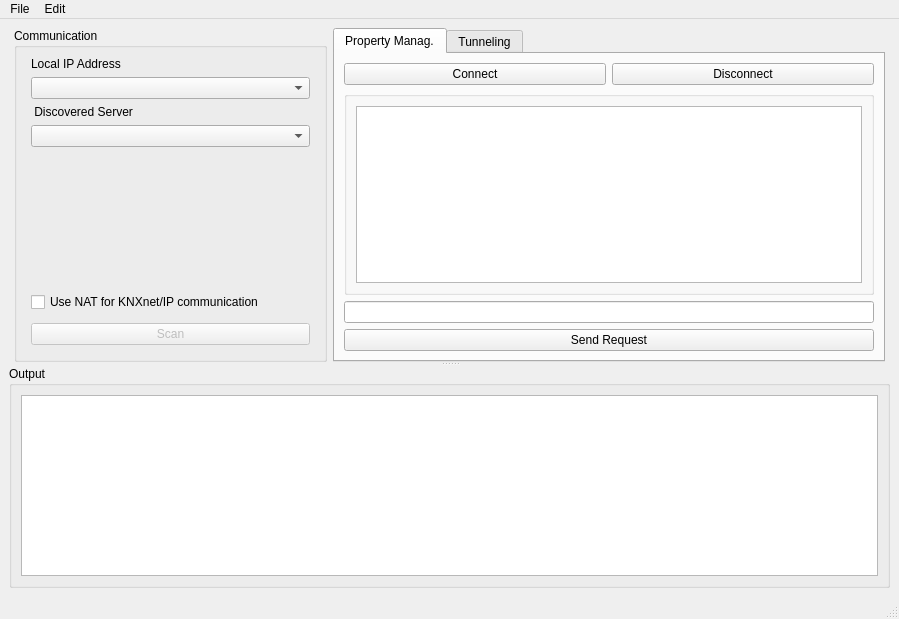
Old version of the form examples/knx/knxeditor/mainwindow.ui in the repository qt/qtknx.
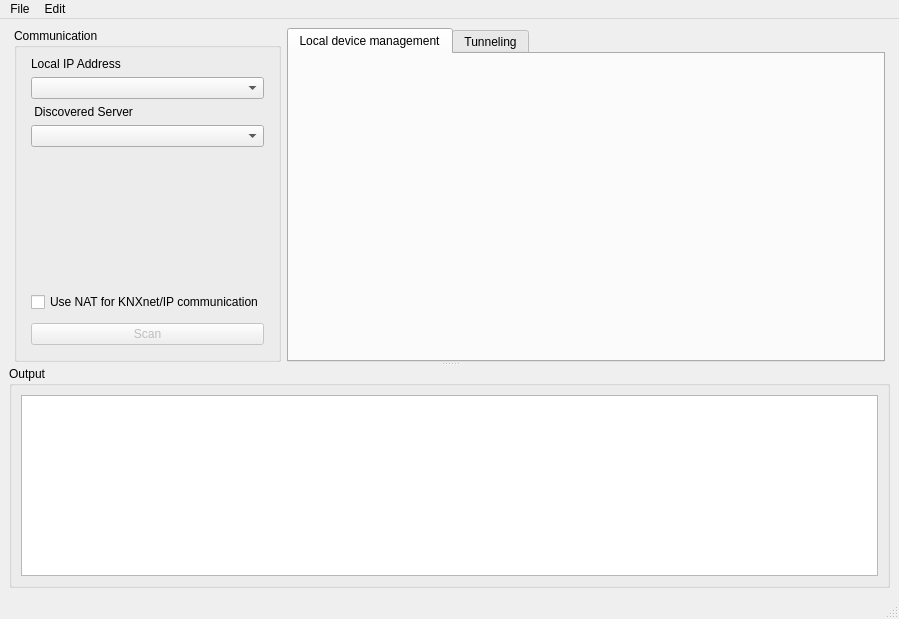
New version of the form. Custom widgets are drawn as their Qt base class.

Commit message: Extend the editor to build and send local device management frames

The edit to the form file:
```diff
--- a/examples/knx/knxeditor/mainwindow.ui
+++ b/examples/knx/knxeditor/mainwindow.ui
@@ -14,8 +14,8 @@
    <string>MainWindow</string>
   </property>
   <widget class="QWidget" name="controlWidget">
-   <layout class="QVBoxLayout" name="verticalLayout_5">
-    <item>
+   <layout class="QGridLayout" name="gridLayout">
+    <item row="0" column="0">
      <widget class="QSplitter" name="splitter">
       <property name="orientation">
        <enum>Qt::Vertical</enum>
@@ -65,7 +65,7 @@
              <item>
               <widget class="QLabel" name="ServerLabel">
                <property name="text">
-                <string> Discovered Server                                                     </string>
+                <string> Discovered Server</string>
                </property>
               </widget>
              </item>
@@ -158,50 +158,8 @@
             <bool>true</bool>
            </property>
            <attribute name="title">
-            <string>Property Manag.</string>
+            <string>Local device management</string>
            </attribute>
-           <layout class="QVBoxLayout" name="verticalLayout_6">
-            <item>
-             <layout class="QHBoxLayout" name="horizontalLayout_3">
-              <item>
-               <widget class="QPushButton" name="connectRequestDeviceManagement">
-                <property name="text">
-                 <string>Connect</string>
-                </property>
-               </widget>
-              </item>
-              <item>
-               <widget class="QPushButton" name="disconnectRequestDeviceManagement">
-                <property name="text">
-                 <string>Disconnect</string>
-                </property>
-               </widget>
-              </item>
-             </layout>
-            </item>
-            <item>
-             <widget class="QGroupBox" name="groupBox">
-              <property name="title">
-               <string/>
-              </property>
-              <layout class="QHBoxLayout" name="horizontalLayout_4">
-               <item>
-                <widget class="QTextEdit" name="textOuputDeviceManagement"/>
-               </item>
-              </layout>
-             </widget>
-            </item>
-            <item>
-             <widget class="QLineEdit" name="deviceManagementRequestLine"/>
-            </item>
-            <item>
-             <widget class="QPushButton" name="deviceManagementSendRequest">
-              <property name="text">
-               <string>Send Request</string>
-              </property>
-             </widget>
-            </item>
-           </layout>
           </widget>
           <widget class="QWidget" name="tunneling">
            <property name="enabled">
@@ -366,6 +324,14 @@
    </property>
   </action>
  </widget>
+ <customwidgets>
+  <customwidget>
+   <class>LocalDeviceManagement</class>
+   <extends>QWidget</extends>
+   <header>localdevicemanagement.h</header>
+   <container>1</container>
+  </customwidget>
+ </customwidgets>
  <resources/>
  <connections/>
 </ui>
```
Left out of the diff: 4 changed lines with no effect on the pictures. The commit also changes 6 other files.
